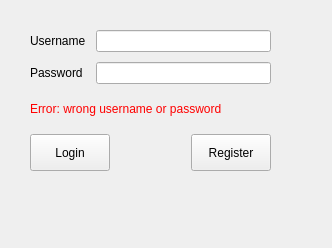
Before: the Qt Designer form loginwindow.ui in AdhamElRouby/Cinema-register-desktop-app, drawn with Qt 5.
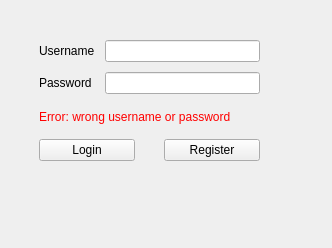
After: the same form once the commit is applied.

Commit message: Added Functionality for the Login Button in the Login Window

Diff of the .ui file:
```diff
--- a/loginwindow.ui
+++ b/loginwindow.ui
@@ -14,13 +14,13 @@
    <string>LoginWindow</string>
   </property>
   <widget class="QWidget" name="centralwidget">
-   <widget class="QWidget" name="layoutWidget">
+   <widget class="QWidget" name="">
     <property name="geometry">
      <rect>
-      <x>30</x>
-      <y>30</y>
-      <width>241</width>
-      <height>141</height>
+      <x>39</x>
+      <y>40</y>
+      <width>221</width>
+      <height>121</height>
      </rect>
     </property>
     <layout class="QVBoxLayout" name="verticalLayout">
@@ -76,11 +76,11 @@
       </widget>
      </item>
      <item>
-      <layout class="QHBoxLayout" name="horizontalLayout" stretch="1,3,1">
+      <layout class="QHBoxLayout" name="horizontalLayout" stretch="4,1,4">
        <item>
         <widget class="QPushButton" name="login_button">
          <property name="sizePolicy">
-          <sizepolicy hsizetype="Minimum" vsizetype="Preferred">
+          <sizepolicy hsizetype="Preferred" vsizetype="Fixed">
            <horstretch>0</horstretch>
            <verstretch>0</verstretch>
           </sizepolicy>
@@ -106,7 +106,7 @@
        <item>
         <widget class="QPushButton" name="register_button">
          <property name="sizePolicy">
-          <sizepolicy hsizetype="Minimum" vsizetype="Preferred">
+          <sizepolicy hsizetype="Preferred" vsizetype="Fixed">
            <horstretch>0</horstretch>
            <verstretch>0</verstretch>
           </sizepolicy>
```
The commit also changes 3 other files.
